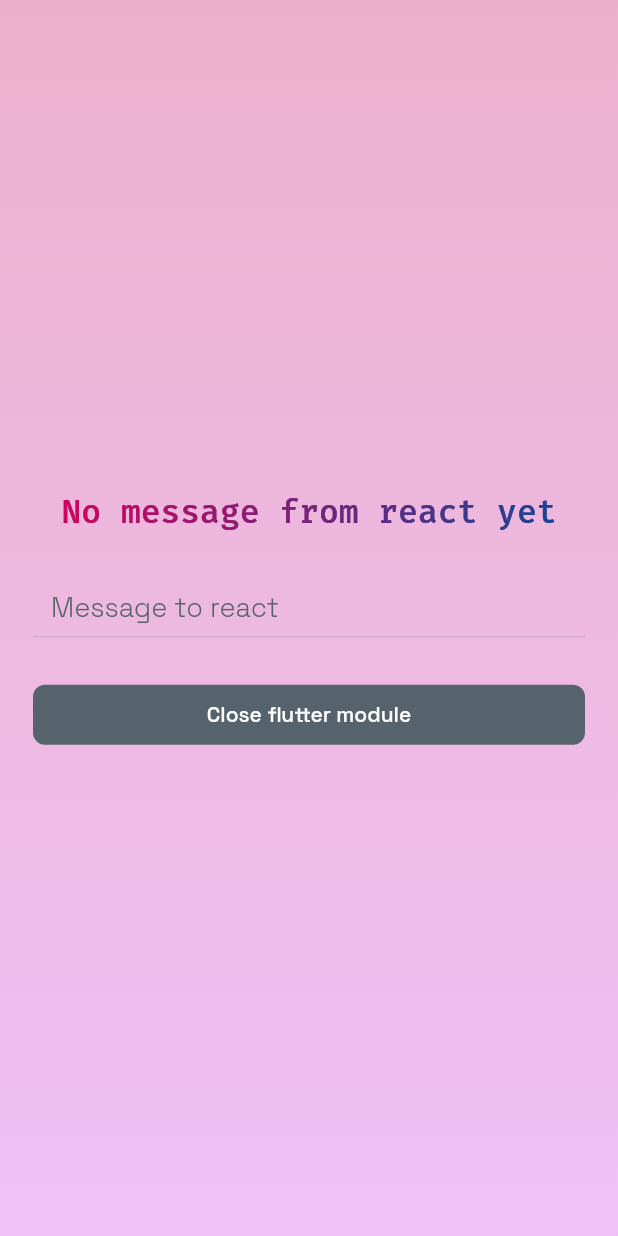
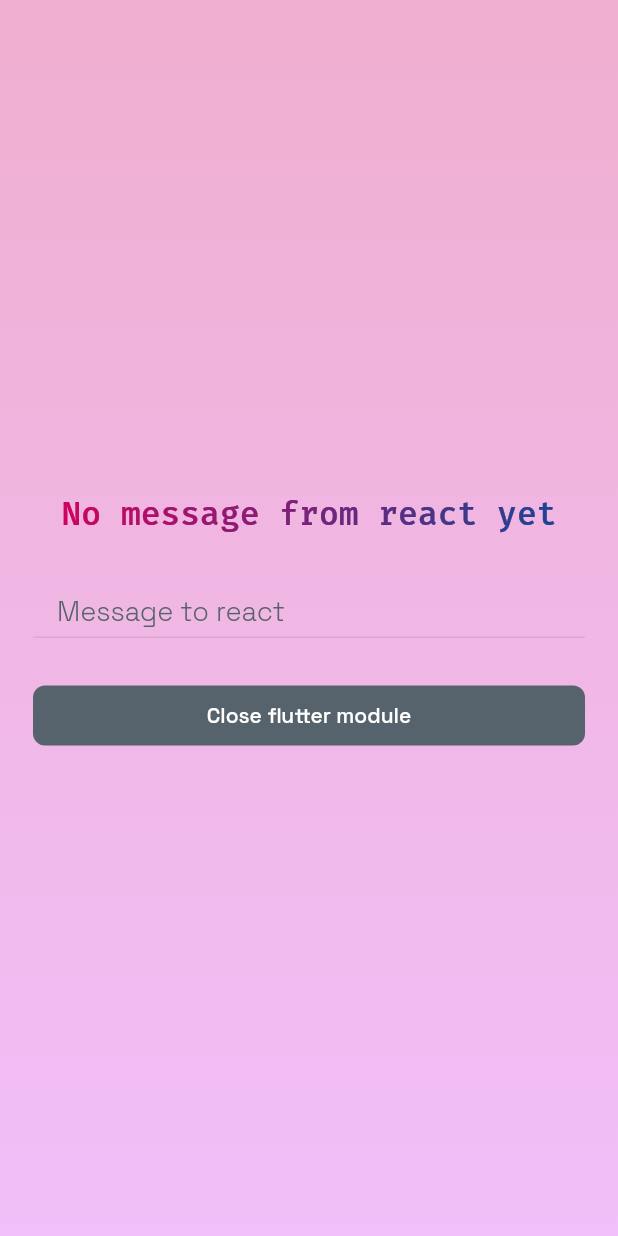
Before and after one commit to VinodRanganath/flutter_js_interop, a Flutter app: the screen it shows after launch, on a phone screen of 412 x 824 dp. Run offline on Flutter 3.47's test engine with Material 3 defaults, Android fonts, the phone set to English and light mode, and no system bars; drawn by our look-alikes of auto_size_text, simple_gradient_text; our stand-ins replace easy_debounce, font_awesome_flutter, from_css_color, go_router, google_fonts, js and 3 more; missing offline and left inert: dart:js_interop, json_path.

Commit message:
[Vinod] UI changes to flutter module

```diff
--- a/public/flutter/lib/custom_code/actions/index.dart
+++ b/public/flutter/lib/custom_code/actions/index.dart
@@ -1,5 +1,5 @@
 export 'send_to_native.dart' show sendToNative;
-export 'receive_from_native.dart' show receiveFromNative;
+export 'init_native_method_channel.dart' show initNativeMethodChannel;
 export 'exit_flutter.dart' show exitFlutter;
 export 'check_if_running_on_web.dart' show checkIfRunningOnWeb;
 export 'init_j_s_interop.dart' show initJSInterop;
--- a/public/flutter/lib/custom_code/actions/init_native_comms.dart
+++ b/public/flutter/lib/custom_code/actions/init_native_comms.dart
@@ -13,5 +13,5 @@ Future initNativeComms() async {
     initJSInterop();
     return;
   }
-  receiveFromNative();
+  initNativeMethodChannel();
 }
--- a/public/flutter/lib/flutter_flow/nav/nav.dart
+++ b/public/flutter/lib/flutter_flow/nav/nav.dart
@@ -38,17 +38,17 @@ GoRouter createRouter(AppStateNotifier appStateNotifier) => GoRouter(
       initialLocation: '/',
       debugLogDiagnostics: true,
       refreshListenable: appStateNotifier,
-      errorBuilder: (context, state) => ModuleIntegrationWidget(),
+      errorBuilder: (context, state) => HomeWidget(),
       routes: [
         FFRoute(
           name: '_initialize',
           path: '/',
-          builder: (context, _) => ModuleIntegrationWidget(),
+          builder: (context, _) => HomeWidget(),
         ),
         FFRoute(
-          name: 'ModuleIntegration',
-          path: '/moduleIntegration',
-          builder: (context, params) => ModuleIntegrationWidget(),
+          name: 'Home',
+          path: '/home',
+          builder: (context, params) => HomeWidget(),
         )
       ].map((r) => r.toRoute(appStateNotifier)).toList(),
     );
--- a/public/flutter/lib/index.dart
+++ b/public/flutter/lib/index.dart
@@ -1,3 +1,2 @@
 // Export pages
-export '/pages/module_integration/module_integration_widget.dart'
-    show ModuleIntegrationWidget;
+export '/pages/home/home_widget.dart' show HomeWidget;
--- a/public/flutter/lib/main.dart
+++ b/public/flutter/lib/main.dart
@@ -68,7 +68,6 @@ class _MyAppState extends State<MyApp> {
       supportedLocales: const [Locale('en', '')],
       theme: ThemeData(
         brightness: Brightness.light,
-        useMaterial3: false,
       ),
       themeMode: _themeMode,
       routerConfig: _router,
--- /dev/null
+++ b/public/flutter/lib/pages/home/home_model.dart
@@ -0,0 +1,32 @@
+import '/backend/schema/enums/enums.dart';
+import '/flutter_flow/flutter_flow_theme.dart';
+import '/flutter_flow/flutter_flow_util.dart';
+import '/flutter_flow/flutter_flow_widgets.dart';
+import '/custom_code/actions/index.dart' as actions;
+import 'home_widget.dart' show HomeWidget;
+import 'package:easy_debounce/easy_debounce.dart';
+import 'package:flutter/material.dart';
+import 'package:google_fonts/google_fonts.dart';
+import 'package:provider/provider.dart';
+import 'package:simple_gradient_text/simple_gradient_text.dart';
+
+class HomeModel extends FlutterFlowModel<HomeWidget> {
+  ///  State fields for stateful widgets in this page.
+
+  // State field(s) for messageToReact widget.
+  FocusNode? messageToReactFocusNode;
+  TextEditingController? messageToReactTextController;
+  String? Function(BuildContext, String?)?
+      messageToReactTextControllerValidator;
+  // Stores action output result for [Custom Action - sendToNative] action in messageToReact widget.
+  String? response;
+
+  @override
+  void initState(BuildContext context) {}
+
+  @override
+  void dispose() {
+    messageToReactFocusNode?.dispose();
+    messageToReactTextController?.dispose();
+  }
+}
--- /dev/null
+++ b/public/flutter/lib/pages/home/home_widget.dart
@@ -0,0 +1,361 @@
+import '/backend/schema/enums/enums.dart';
+import '/flutter_flow/flutter_flow_theme.dart';
+import '/flutter_flow/flutter_flow_util.dart';
+import '/flutter_flow/flutter_flow_widgets.dart';
+import '/custom_code/actions/index.dart' as actions;
+import 'package:easy_debounce/easy_debounce.dart';
+import 'package:flutter/material.dart';
+import 'package:google_fonts/google_fonts.dart';
+import 'package:provider/provider.dart';
+import 'package:simple_gradient_text/simple_gradient_text.dart';
+import 'home_model.dart';
+export 'home_model.dart';
+
+class HomeWidget extends StatefulWidget {
+  const HomeWidget({super.key});
+
+  @override
+  State<HomeWidget> createState() => _HomeWidgetState();
+}
+
+class _HomeWidgetState extends State<HomeWidget> {
+  late HomeModel _model;
+
+  final scaffoldKey = GlobalKey<ScaffoldState>();
+
+  @override
+  void initState() {
+    super.initState();
+    _model = createModel(context, () => HomeModel());
+
+    _model.messageToReactTextController ??= TextEditingController();
+    _model.messageToReactFocusNode ??= FocusNode();
+  }
+
+  @override
+  void dispose() {
+    _model.dispose();
+
+    super.dispose();
+  }
+
+  @override
+  Widget build(BuildContext context) {
+    context.watch<FFAppState>();
+
+    return GestureDetector(
+      onTap: () => FocusScope.of(context).unfocus(),
+      child: Scaffold(
+        key: scaffoldKey,
+        body: SafeArea(
+          top: true,
+          child: Container(
+            width: MediaQuery.sizeOf(context).width * 1.0,
+            height: MediaQuery.sizeOf(context).height * 1.0,
+            decoration: BoxDecoration(
+              gradient: LinearGradient(
+                colors: [
+                  FlutterFlowTheme.of(context).accent1,
+                  FlutterFlowTheme.of(context).accent2
+                ],
+                stops: [0.0, 1.0],
+                begin: AlignmentDirectional(0.0, -1.0),
+                end: AlignmentDirectional(0, 1.0),
+              ),
+            ),
+            child: Align(
+              alignment: AlignmentDirectional(0.0, 0.0),
+              child: Container(
+                constraints: BoxConstraints(
+                  maxWidth: 400.0,
+                ),
+                decoration: BoxDecoration(),
+                child: Column(
+                  mainAxisSize: MainAxisSize.min,
+                  mainAxisAlignment: MainAxisAlignment.center,
+                  children: [
+                    Padding(
+                      padding: EdgeInsets.all(16.0),
+                      child: GradientText(
+                        FFAppState().receivedValue,
+                        style: FlutterFlowTheme.of(context).titleLarge.override(
+                              fontFamily: 'CustomFiraCodeMono',
+                              letterSpacing: 0.0,
+                              useGoogleFonts: false,
+                            ),
+                        colors: [
+                          FlutterFlowTheme.of(context).primary,
+                          FlutterFlowTheme.of(context).info
+                        ],
+                        gradientDirection: GradientDirection.ltr,
+                        gradientType: GradientType.linear,
+                      ),
+                    ),
+                    Padding(
+                      padding: EdgeInsets.all(16.0),
+                      child: Container(
+                        width: MediaQuery.sizeOf(context).width * 1.0,
+                        child: TextFormField(
+                          controller: _model.messageToReactTextController,
+                          focusNode: _model.messageToReactFocusNode,
+                          onChanged: (_) => EasyDebounce.debounce(
+                            '_model.messageToReactTextController',
+                            Duration(milliseconds: 2000),
+                            () async {
+                              if (FFAppState().isWeb) {
+                                await actions.updateAppState(
+                                  () async {
+                                    FFAppState().sentValue = _model
+                                        .messageToReactTextController.text;
+                                    safeSetState(() {});
+                                  },
+                                );
+                              } else {
+                                _model.response = await actions.sendToNative(
+                                  _model.messageToReactTextController.text,
+                                );
+                                FFAppState().sentValue = _model.response!;
+                                safeSetState(() {});
+                              }
+
+                              safeSetState(() {});
+                            },
+                          ),
+                          autofocus: false,
+                          obscureText: false,
+                          decoration: InputDecoration(
+                            isDense: true,
+                            labelStyle: FlutterFlowTheme.of(context)
+                                .labelMedium
+                                .override(
+                                  fontFamily: 'Space Grotesk',
+                                  fontSize: 18.0,
+                                  letterSpacing: 0.0,
+                                  fontWeight: FontWeight.normal,
+                                ),
+                            hintText: 'Message to react',
+                            hintStyle: FlutterFlowTheme.of(context)
+                                .labelMedium
+                                .override(
+                                  fontFamily: 'Space Grotesk',
+                                  fontSize: 18.0,
+                                  letterSpacing: 0.0,
+                                  fontWeight: FontWeight.w300,
+                                ),
+                            enabledBorder: UnderlineInputBorder(
+                              borderSide: BorderSide(
+                                color: Color(0x4D57636C),
+                                width: 0.5,
+                              ),
+                              borderRadius: const BorderRadius.only(
+                                topLeft: Radius.circular(4.0),
+                                topRight: Radius.circular(4.0),
+                              ),
+                            ),
+                            focusedBorder: UnderlineInputBorder(
+                              borderSide: BorderSide(
+                                color: Color(0x00000000),
+                                width: 0.5,
+                              ),
+                              borderRadius: const BorderRadius.only(
+                                topLeft: Radius.circular(4.0),
+                                topRight: Radius.circular(4.0),
+                              ),
+                            ),
+                            errorBorder: UnderlineInputBorder(
+                              borderSide: BorderSide(
+                                color: Color(0x00000000),
+                                width: 0.5,
+                              ),
+                              borderRadius: const BorderRadius.only(
+                                topLeft: Radius.circular(4.0),
+                                topRight: Radius.circular(4.0),
+                              ),
+                            ),
+                            focusedErrorBorder: UnderlineInputBorder(
+                              borderSide: BorderSide(
+                                color: Color(0x00000000),
+                                width: 0.5,
+                              ),
+                              borderRadius: const BorderRadius.only(
+                                topLeft: Radius.circular(4.0),
+                                topRight: Radius.circular(4.0),
+                              ),
+                            ),
+                            filled: true,
+                            fillColor: Colors.transparent,
+                          ),
+                          style:
+                              FlutterFlowTheme.of(context).bodyMedium.override(
+                                    fontFamily: 'Space Grotesk',
+                                    fontSize: 18.0,
+                                    letterSpacing: 0.0,
+                                    fontWeight: FontWeight.w300,
+                                  ),
+                          cursorColor: FlutterFlowTheme.of(context).primaryText,
+                          validator: _model
+                              .messageToReactTextControllerValidator
+                              .asValidator(context),
+                        ),
+                      ),
+                    ),
+                    if (FFAppState().isWeb)
+                      Padding(
+                        padding: EdgeInsets.all(16.0),
+                        child: FFButtonWidget(
+                          onPressed: () async {
+                            await actions.updateAppState(
+                              () async {
+                                FFAppState().asyncState = AsyncStates.REQUESTED;
+                                safeSetState(() {});
+                              },
+                            );
+                            await Future.delayed(
+                                const Duration(milliseconds: 5000));
+                          },
+                          text: 'Invoke async callback',
+                          options: FFButtonOptions(
+                            width: MediaQuery.sizeOf(context).width * 1.0,
+                            height: 40.0,
+                            padding: EdgeInsetsDirectional.fromSTEB(
+                                16.0, 0.0, 16.0, 0.0),
+                            iconPadding: EdgeInsetsDirectional.fromSTEB(
+                                0.0, 0.0, 0.0, 0.0),
+                            color: FlutterFlowTheme.of(context).primary,
+                            textStyle: FlutterFlowTheme.of(context)
+                                .titleSmall
+                                .override(
+                                  fontFamily: 'Space Grotesk',
+                                  color: Colors.white,
+                                  letterSpacing: 0.0,
+                                ),
+                            elevation: 0.0,
+                            borderRadius: BorderRadius.circular(8.0),
+                          ),
+                        ),
+                      ),
+                    Padding(
+                      padding: EdgeInsets.all(16.0),
+                      child: FFButtonWidget(
+                        onPressed: () async {
+                          var confirmDialogResponse = await showDialog<bool>(
+                                context: context,
+                                builder: (alertDialogContext) {
+                                  return AlertDialog(
+                                    content: Text(
+                                        'Are you sure you want to close this flutter module'),
+                                    actions: [
+                                      TextButton(
+                                        onPressed: () => Navigator.pop(
+                                            alertDialogContext, false),
+                                        child: Text('Cancel'),
+                                      ),
+                                      TextButton(
+                                        onPressed: () => Navigator.pop(
+                                            alertDialogContext, true),
+                                        child: Text('Confirm'),
+                                      ),
+                                    ],
+                                  );
+                                },
+                              ) ??
+                              false;
+                          if (confirmDialogResponse) {
+                            if (FFAppState().isWeb) {
+                              ScaffoldMessenger.of(context).showSnackBar(
+                                SnackBar(
+                                  content: Text(
+                                    'Not yet implemented on web',
+                                    style: FlutterFlowTheme.of(context)
+                                        .titleSmall
+                                        .override(
+                                          fontFamily: 'Space Grotesk',
+                                          color: FlutterFlowTheme.of(context)
+                                              .secondaryBackground,
+                                          letterSpacing: 0.0,
+                                        ),
+                                  ),
+                                  duration: Duration(milliseconds: 4000),
+                                  backgroundColor:
+                                      FlutterFlowTheme.of(context).info,
+                                ),
+                              );
+                            } else {
+                              await actions.exitFlutter();
+                            }
+                          }
+                        },
+                        text: 'Close flutter module',
+                        options: FFButtonOptions(
+                          width: MediaQuery.sizeOf(context).width * 1.0,
+                          height: 40.0,
+                          padding: EdgeInsetsDirectional.fromSTEB(
+                              16.0, 0.0, 16.0, 0.0),
+                          iconPadding: EdgeInsetsDirectional.fromSTEB(
+                              0.0, 0.0, 0.0, 0.0),
+                          color: FlutterFlowTheme.of(context).secondaryText,
+                          textStyle:
+                              FlutterFlowTheme.of(context).titleSmall.override(
+                                    fontFamily: 'Space Grotesk',
+                                    color: Colors.white,
+                                    letterSpacing: 0.0,
+                                  ),
+                          elevation: 0.0,
+                          borderRadius: BorderRadius.circular(8.0),
+                        ),
+                      ),
+                    ),
+                    if (valueOrDefault<bool>(
+                      !FFAppState().isWeb &&
+                          (FFAppState().sentValue != null &&
+                              FFAppState().sentValue != ''),
+                      false,
+                    ))
+                      Padding(
+                        padding: EdgeInsets.all(16.0),
+                        child: GradientText(
+                          'Message sent to native: ${FFAppState().sentValue}',
+                          style:
+                              FlutterFlowTheme.of(context).titleMedium.override(
+                                    fontFamily: 'Space Grotesk',
+                                    letterSpacing: 0.0,
+                                  ),
+                          colors: [
+                            FlutterFlowTheme.of(context).info,
+                            FlutterFlowTheme.of(context).primary
+                          ],
+                          gradientDirection: GradientDirection.ltr,
+                          gradientType: GradientType.linear,
+                        ),
+                      ),
+                    if (valueOrDefault<bool>(
+                      FFAppState().isWeb,
+                      false,
+                    ))
+                      Padding(
+                        padding: EdgeInsets.all(16.0),
+                        child: GradientText(
+                          'Async method status: ${FFAppState().asyncState?.name}',
+                          style:
+                              FlutterFlowTheme.of(context).titleMedium.override(
+                                    fontFamily: 'Space Grotesk',
+                                    letterSpacing: 0.0,
+                                  ),
+                          colors: [
+                            FlutterFlowTheme.of(context).info,
+                            FlutterFlowTheme.of(context).primary
+                          ],
+                          gradientDirection: GradientDirection.ltr,
+                          gradientType: GradientType.linear,
+                        ),
+                      ),
+                  ],
+                ),
+              ),
+            ),
+          ),
+        ),
+      ),
+    );
+  }
+}
--- a/public/flutter/pubspec.yaml
+++ b/public/flutter/pubspec.yaml
@@ -141,5 +141,5 @@ flutter:
   # For details regarding fonts from package dependencies,
   # see https://flutter.dev/custom-fonts/#from-packages
   module:
-    androidPackage: com.mycompany.helloworldmodule
-    iosBundleIdentifier: com.mycompany.helloworldmodule
+    androidPackage: com.vr.helloworldmodule
+    iosBundleIdentifier: com.vr.helloworldmodule
```
Also changed, not shown: public/flutter/lib/custom_code/actions/init_native_method_channel.dart (added, +30 -0 lines), 2 other files.
